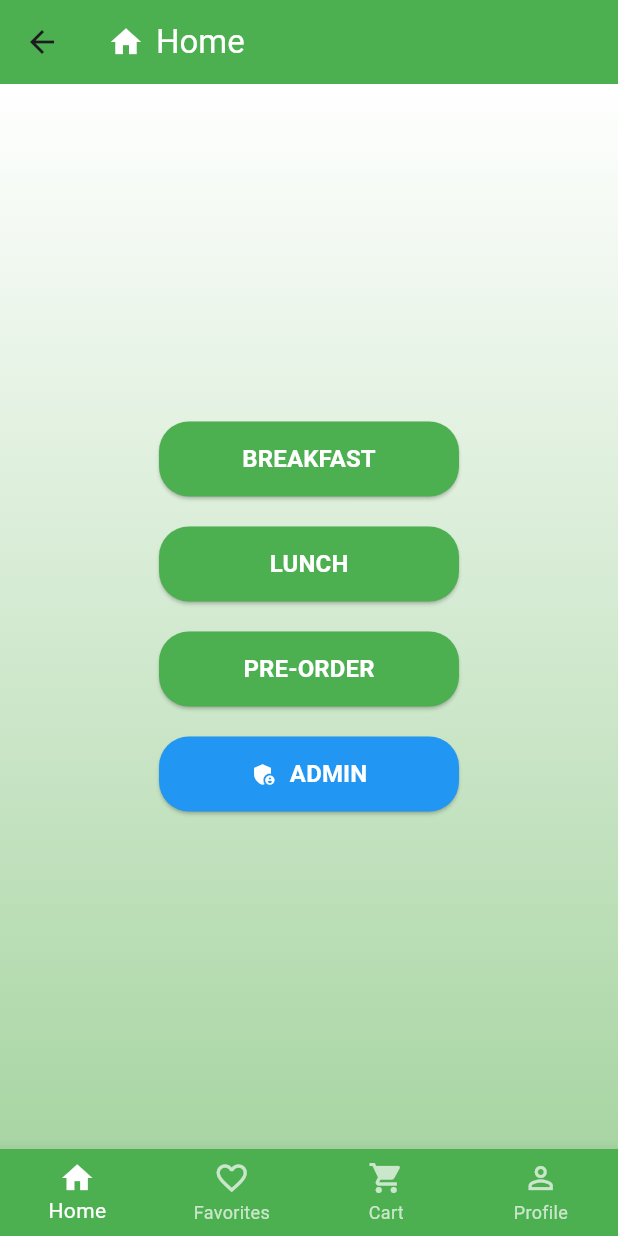
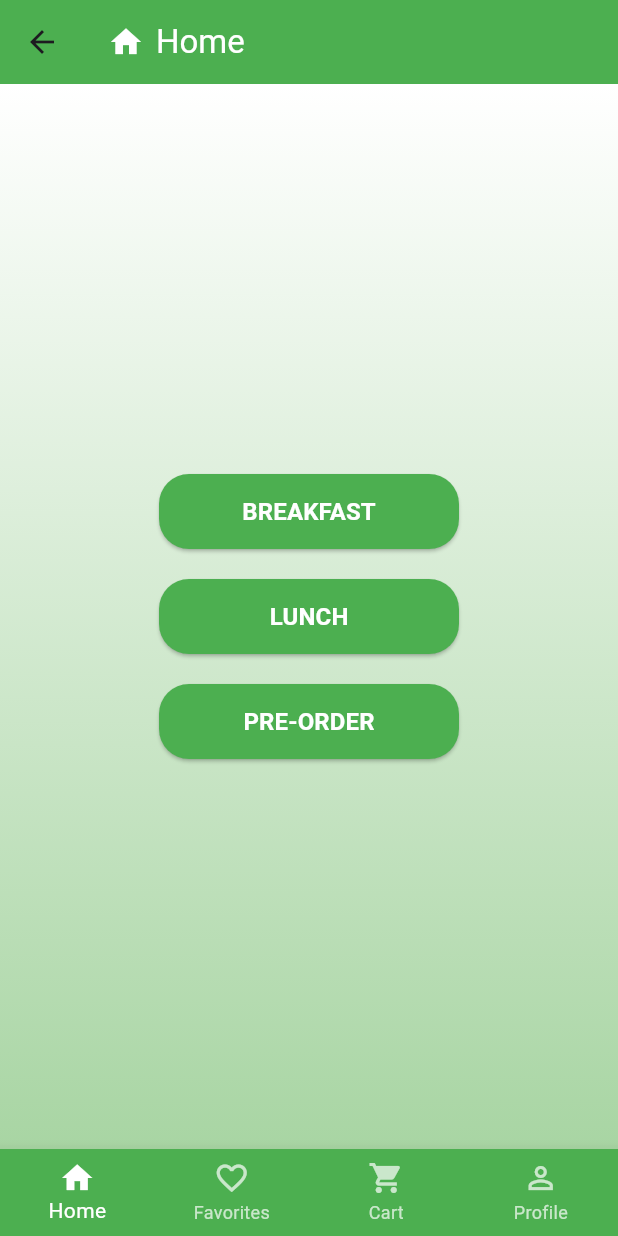
Before and after one commit to AlanRoni/Gitsbites, a Flutter app: the HomePage screen opened by its route, on a phone screen of 412 x 824 dp. Run offline on Flutter 3.47's test engine with Material 3 defaults, Android fonts, the phone set to English and light mode, and no system bars; our stand-ins replace cloud_firestore, firebase_auth, firebase_core, firebase_storage, google_sign_in, image_picker and 2 more; missing offline and left inert: universal_html; accounts and stored records are empty.

```diff
--- a/lib/main.dart
+++ b/lib/main.dart
@@ -259,38 +259,6 @@ class HomePage extends StatelessWidget {
                     ),
                   ),
                 ),
-                const SizedBox(height: 20), // Spacing between buttons
-                // Admin Button
-                SizedBox(
-                  width: 200,
-                  height: 50,
-                  child: ElevatedButton(
-                    style: ElevatedButton.styleFrom(
-                      backgroundColor: Colors.blue,
-                      shape: RoundedRectangleBorder(
-                        borderRadius: BorderRadius.circular(20),
-                      ),
-                    ),
-                    onPressed: () {
-                      Navigator.pushNamed(context, '/admin');
-                    },
-                    child: const Row(
-                      mainAxisAlignment: MainAxisAlignment.center,
-                      children: [
-                        Icon(Icons.admin_panel_settings, color: Colors.white),
-                        SizedBox(width: 8),
-                        Text(
-                          'ADMIN',
-                          style: TextStyle(
-                            color: Colors.white,
-                            fontSize: 16,
-                            fontWeight: FontWeight.bold,
-                          ),
-                        ),
-                      ],
-                    ),
-                  ),
-                ),
               ],
             ),
           ),
```
